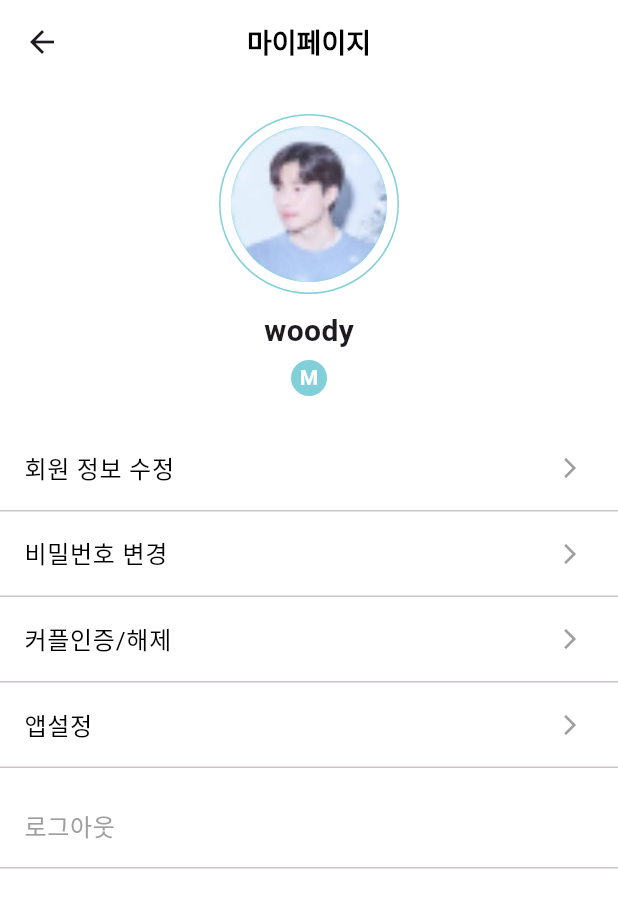
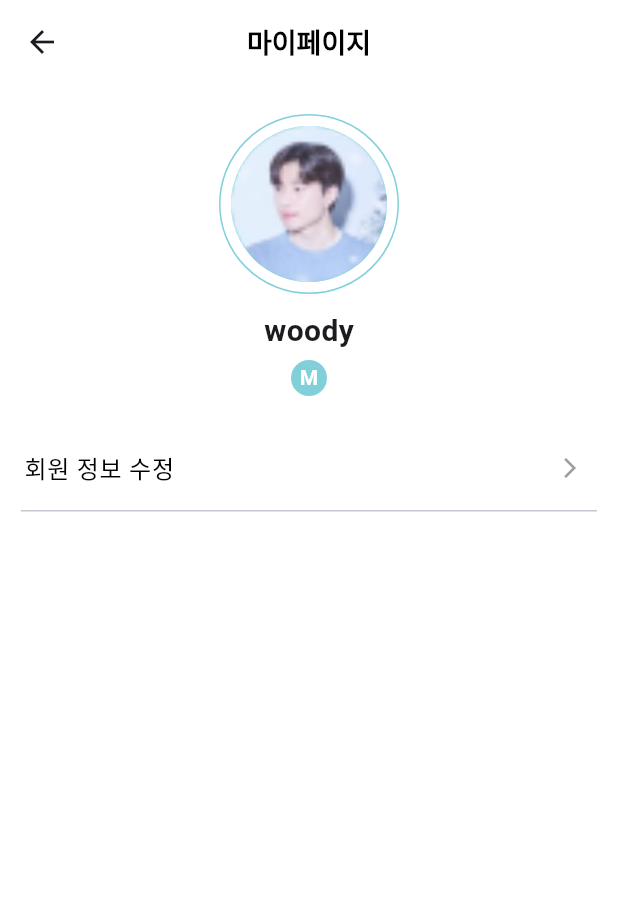
Before and after one commit to KangHuiSoo/my-couple-app, a Flutter app: the MyPageScreen screen opened directly, on a phone screen of 412 x 824 dp. Shown: the top 908 px of the screen. Run offline on Flutter 3.47's test engine with Material 3 defaults, Android fonts, the phone set to English and light mode, and no system bars; our stand-ins replace flutter_svg, font_awesome_flutter, google_maps_flutter, image_picker, table_calendar; Roboto replaces fonts that are missing (Pretendard).

Commit message:
마이페이지(회원정보수정) 페이지 추가

```diff
--- a/lib/ui/mypage/mypage_screen.dart
+++ b/lib/ui/mypage/mypage_screen.dart
@@ -1,5 +1,7 @@
 import 'package:flutter/material.dart';
 import 'package:my_couple_app/core/ui/component/profile_photo.dart';
+import 'package:my_couple_app/ui/mypage/profile_edit_screen.dart';
+import 'package:my_couple_app/ui/place/datepicker_screen.dart';
 
 import '../../core/constants/colors.dart';
 
@@ -27,20 +29,7 @@ class MyPageScreen extends StatelessWidget {
         crossAxisAlignment: CrossAxisAlignment.center,
         children: [
           const SizedBox(height: 20),
-          // 프로필 이미지
-          // Center(
-          //   child: CircleAvatar(
-          //     radius: 60,
-          //     backgroundColor: Color(0xFF81D0D9),
-          //     child: CircleAvatar(
-          //       radius: 58,
-          //       backgroundImage: AssetImage('assets/images/person1.jpg'),
-          //     ),
-          //   ),
-          // ),
-          ProfilePhoto(outsideSize: 120, insideSize: 100, radius: 52,imageUrl: 'assets/images/profile.png'),
-
-          const SizedBox(height: 10),
+          ProfilePhoto(outsideSize: 120, insideSize: 100, radius: 52,imageUrl: 'assets/images/profile.png'),          const SizedBox(height: 10),
           // 사용자 이름
           const Text(
             'woody',
@@ -68,12 +57,12 @@ class MyPageScreen extends StatelessWidget {
           Expanded(
             child: ListView(
               children: [
-                _buildMenuItem('회원 정보 수정'),
-                _buildMenuItem('비밀번호 변경'),
-                _buildMenuItem('커플인증/해제'),
-                _buildMenuItem('앱설정'),
-                const SizedBox(height: 10),
-                _buildMenuItem('로그아웃', isDisabled: true),
+                _buildMenuItem(context, '회원 정보 수정', ProfileEditScreen()),
+                // _buildMenuItem(context, '비밀번호 변경', ),
+                // _buildMenuItem(context, '커플인증/해제'),
+                // _buildMenuItem(context, '앱설정'),
+                // const SizedBox(height: 10),
+                // _buildMenuItem(context, '로그아웃', isDisabled: true),
               ],
             ),
           ),
@@ -83,10 +72,14 @@ class MyPageScreen extends StatelessWidget {
   }
 
   // 메뉴 항목 빌드
-  Widget _buildMenuItem(String title, {bool isDisabled = false}) {
+  Widget _buildMenuItem(BuildContext context, String title, Widget page, {bool isDisabled = false}) {
     return Column(
       children: [
-        ListTile(
+        GestureDetector(
+          onTap: (){
+            Navigator.push(context, MaterialPageRoute(builder: (context)=> page));
+          },
+          child: ListTile(
             title: Text(
               title,
               style: TextStyle(
@@ -102,7 +95,11 @@ class MyPageScreen extends StatelessWidget {
               color: Colors.grey,
             ),
           ),
-        const Divider(height: 1, thickness: 1),
+        ),
+        Padding(
+          padding: const EdgeInsets.symmetric(horizontal: 14.0),
+          child: const Divider(height: 1, thickness: 1),
+        ),
       ],
     );
   }
```
Also changed, not shown: lib/ui/mypage/profile_edit_screen.dart (added, +129 -0 lines). Lines whose indentation alone changed are shown as unchanged.
